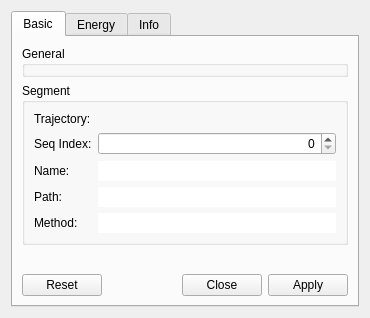
kulhanek/nemesis-vtk, file src/plugins/interfaces/Gaussian/GOptTrajSegmentDesigner.ui: the form before one commit.
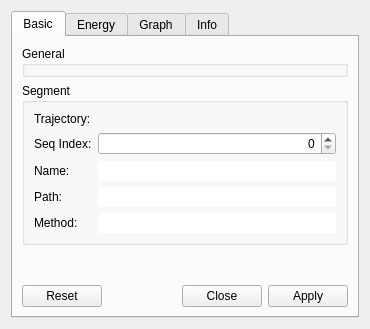
The form after the commit. Custom widgets are drawn as their Qt base class.

```diff
--- a/src/plugins/interfaces/Gaussian/GOptTrajSegmentDesigner.ui
+++ b/src/plugins/interfaces/Gaussian/GOptTrajSegmentDesigner.ui
@@ -7,7 +7,7 @@
     <x>0</x>
     <y>0</y>
     <width>370</width>
-    <height>318</height>
+    <height>329</height>
    </rect>
   </property>
   <property name="windowTitle">
@@ -160,6 +160,11 @@
        </item>
       </layout>
      </widget>
+     <widget class="QWidget" name="graphTab">
+      <attribute name="title">
+       <string>Graph</string>
+      </attribute>
+     </widget>
      <widget class="QWidget" name="tab">
       <attribute name="title">
        <string>Info</string>
```
Left out of the diff: 2 changed lines with no effect on the pictures.
